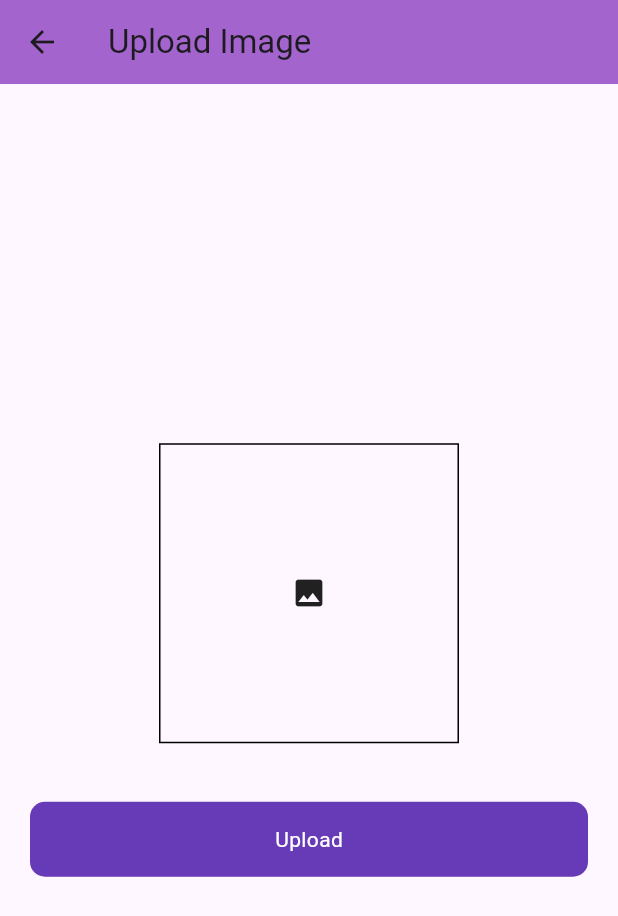
After one commit to shivanitomar0416/firebase_project, a Flutter app: the UploadImageScreen screen opened directly, on a phone screen of 412 x 824 dp. The commit adds this screen. Shown: the top 916 px of the screen. Run offline on Flutter 3.47's test engine with Material 3 defaults, Android fonts, the phone set to English and light mode, and no system bars; our stand-ins replace cloud_firestore, firebase_auth, firebase_core, firebase_database, firebase_storage, fluttertoast; accounts and stored records are empty.

Commit message:
My_code19

```diff
--- a/lib/ui/firestore/add_firebase_data.dart
+++ b/lib/ui/firestore/add_firebase_data.dart
@@ -32,7 +32,7 @@ class _AddFirestoreDataScreenState extends State<AddFirestoreDataScreen> {
               maxLines: 4,
               controller: postController,
               decoration: InputDecoration(
-                  hintText: 'What is in your mind?',
+                  hintText: 'What is in your mind..?',
                   border: OutlineInputBorder()),
             ),
             SizedBox(
--- /dev/null
+++ b/lib/ui/upload_image.dart
@@ -0,0 +1,114 @@
+import 'dart:io';
+
+import 'package:firebase_core/firebase_core.dart';
+import 'package:firebase_database/firebase_database.dart';
+import 'package:flutter/material.dart';
+import 'package:firebase_storage/firebase_storage.dart' as firebase_storage;
+import 'package:firebase_project/utils/utils.dart';
+import 'package:firebase_project/widgets/round_button.dart';
+
+class UploadImageScreen extends StatefulWidget {
+  const UploadImageScreen({Key? key}) : super(key: key);
+
+  @override
+  State<UploadImageScreen> createState() => _UploadImageScreenState();
+}
+
+class _UploadImageScreenState extends State<UploadImageScreen> {
+
+  bool loading = false ;
+  File? _image ;
+
+
+
+  firebase_storage.FirebaseStorage storage = firebase_storage.FirebaseStorage.instance ;
+  DatabaseReference databaseRef= FirebaseDatabase.instance.ref('Post') ;
+
+
+  Future getImageGallery()async{
+    //final pickedFile = await picker.pickImage(source: ImageSource.gallery , imageQuality: 80);
+    setState(() {
+      if(pickedFile != null){
+        _image = File(pickedFile.path);
+      }else {
+        print('no image picked');
+      }
+    });
+
+  }
+
+  @override
+  Widget build(BuildContext context) {
+    return Scaffold(
+      appBar: AppBar(
+        title: Text('Upload Image'),
+      ),
+      body: Padding(
+        padding: const EdgeInsets.symmetric(horizontal: 20),
+        child: Column(
+          crossAxisAlignment: CrossAxisAlignment.center,
+          mainAxisAlignment: MainAxisAlignment.center,
+          children: [
+            Center(
+              child: InkWell(
+                onTap: (){
+                  getImageGallery();
+                },
+                child: Container(
+                  height: 200,
+                  width: 200,
+                  decoration: BoxDecoration(
+                      border: Border.all(
+                          color: Colors.black
+                      )
+                  ),
+                  child: _image != null ? Image.file(_image!.absolute) :
+                  Center(child: Icon(Icons.image)),
+                ),
+              ),
+            ),
+            SizedBox(height: 39,),
+            RoundButton(title: 'Upload', loading: loading, onTap: ()async{
+
+              setState(() {
+                loading = true ;
+              });
+              firebase_storage.Reference ref =
+              firebase_storage.FirebaseStorage.instance.ref('/asiftaj/'+DateTime.now().millisecondsSinceEpoch.toString());
+              firebase_storage.UploadTask uploadTask = ref.putFile(_image!.absolute);
+
+              Future.value(uploadTask).then((value)async{
+
+                var newUrl = await ref.getDownloadURL();
+
+                databaseRef.child('1').set({
+                  'id' : '1212' ,
+                  'title' : newUrl.toString()
+                }).then((value){
+                  setState(() {
+                    loading = false ;
+                  });
+                  Utils().toastMessage('uploaded');
+
+                }).onError((error, stackTrace){
+                  print(error.toString());
+                  setState(() {
+                    loading = false ;
+                  });
+                });
+              }).onError((error, stackTrace){
+                Utils().toastMessage(error.toString());
+                setState(() {
+                  loading = false ;
+                });
+              });
+
+
+
+            })
+          ],
+        ),
+      ),
+    );
+  }
+}
```
